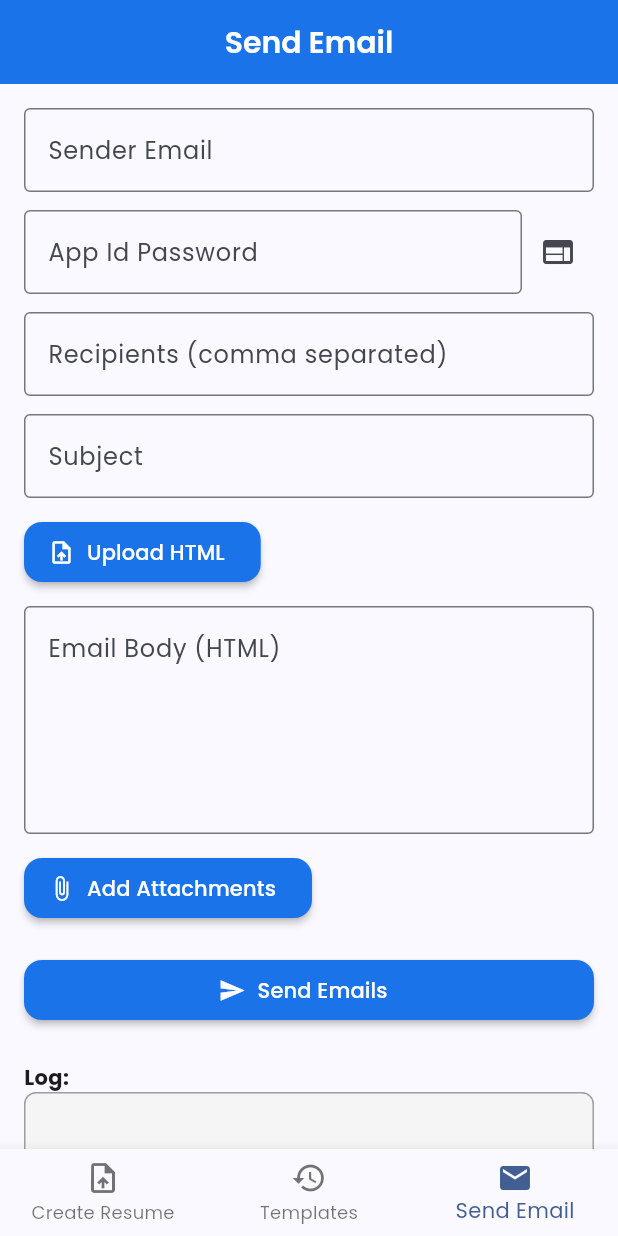
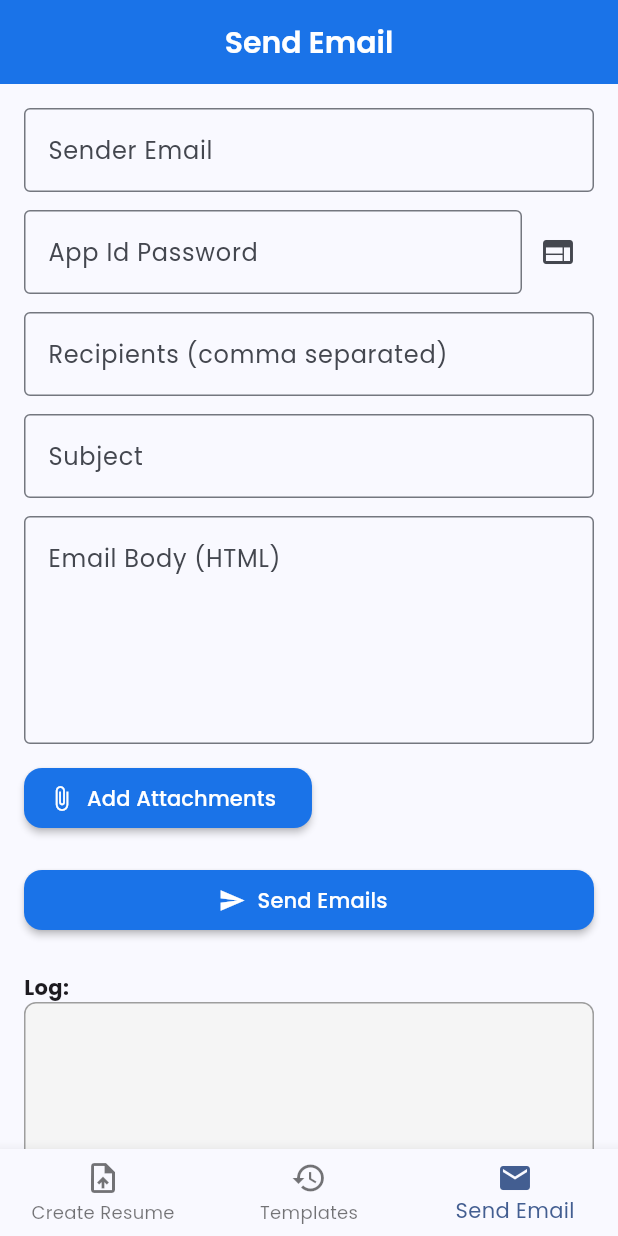
Before and after one commit to SRAYANSH-GUPTA/xcodmail, a Flutter app: the screen it shows after launch, item 3 of the bottom bar chosen, on a phone screen of 412 x 824 dp. Run offline on Flutter 3.47's test engine with Material 3 defaults, Android fonts, the light colour scheme and no system bars; our stand-ins replace envied, file_picker, flutter_dotenv, google_fonts, shared_preferences; missing offline and left inert: mailer, syncfusion_flutter_pdf.

```diff
--- a/lib/presentation/screens/email_send_screen.dart
+++ b/lib/presentation/screens/email_send_screen.dart
@@ -172,18 +172,18 @@ class _EmailSendScreenState extends State<EmailSendScreen> {
               ),
             ),
             const SizedBox(height: 12),
-            Row(
-              children: [
-                ElevatedButton.icon(
-                  onPressed: _pickHtmlFile,
-                  icon: const Icon(Icons.upload_file),
-                  label: const Text('Upload HTML'),
-                ),
-                const SizedBox(width: 12),
-                if (_htmlFile != null) Text(_htmlFile!.name),
-              ],
-            ),
-            const SizedBox(height: 12),
+            // Row(
+            //   children: [
+            //     ElevatedButton.icon(
+            //       onPressed: _pickHtmlFile,
+            //       icon: const Icon(Icons.upload_file),
+            //       label: const Text('Upload HTML'),
+            //     ),
+            //     const SizedBox(width: 12),
+            //     if (_htmlFile != null) Text(_htmlFile!.name),
+            //   ],
+            // ),
+            // const SizedBox(height: 12),
             TextField(
               controller: _bodyController,
               decoration: const InputDecoration(
```
